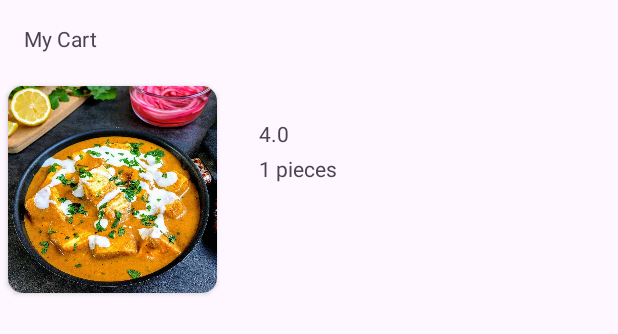
After one commit to Rachil23/FoodEase, an Android app: the layout activity_cart.xml on its own in the app's theme, with its tools: preview values and no code run, on a phone screen of 412 x 824 dp. The commit adds this screen. Shown: the top 334 px of the screen. Run offline under Robolectric (Android 15) with nearby library versions, the phone set to English and light mode, and no system bars.

Commit message:
Cart update

```diff
--- a/app/src/main/AndroidManifest.xml
+++ b/app/src/main/AndroidManifest.xml
@@ -12,6 +12,9 @@
         android:supportsRtl="true"
         android:theme="@style/Theme.FOODEASEAPP"
         tools:targetApi="31">
+        <activity
+            android:name=".Cart"
+            android:exported="false" />
         <activity
             android:name=".MainActivity8"
             android:exported="false" />
--- /dev/null
+++ b/app/src/main/res/layout/activity_cart.xml
@@ -0,0 +1,114 @@
+<?xml version="1.0" encoding="utf-8"?>
+<RelativeLayout xmlns:android="http://schemas.android.com/apk/res/android"
+    xmlns:tools="http://schemas.android.com/tools"
+    android:layout_width="match_parent"
+    xmlns:app="http://schemas.android.com/apk/res-auto"
+    android:layout_height="match_parent"
+    tools:context=".fragments.CartFragment">
+
+    <TextView
+        android:id="@+id/text"
+
+        android:layout_width="wrap_content"
+        android:layout_height="wrap_content"
+        android:layout_marginStart="16dp"
+        android:layout_marginTop="16dp"
+        android:layout_marginEnd="16dp"
+        android:layout_marginBottom="16dp"
+        android:text="My Cart" />
+
+    <RelativeLayout
+        android:id="@+id/layout"
+        android:layout_width="match_parent"
+        android:layout_height="150dp"
+        android:layout_below="@id/text"
+        android:visibility="visible">
+
+        <androidx.cardview.widget.CardView
+            android:id="@+id/cardView"
+            android:layout_width="150dp"
+            android:layout_height="150dp"
+            android:theme="@style/CardView.Light"
+            app:cardCornerRadius="10dp"
+            app:cardUseCompatPadding="true">
+
+            <RelativeLayout
+                android:layout_width="match_parent"
+                android:layout_height="match_parent">
+
+
+                <ImageView
+                    android:id="@+id/image"
+                    android:layout_width="180dp"
+                    android:layout_height="match_parent"
+                    android:scaleType="fitXY"
+                    android:src="@drawable/paneer" />
+            </RelativeLayout>
+        </androidx.cardview.widget.CardView>
+
+        <LinearLayout
+            android:layout_width="wrap_content"
+            android:layout_height="wrap_content"
+            android:layout_marginStart="17dp"
+            android:layout_marginTop="5dp"
+            android:layout_toEndOf="@id/cardView"
+            android:orientation="vertical">
+
+            <TextView
+                android:id="@+id/foodName"
+                android:layout_width="wrap_content"
+                android:layout_height="wrap_content"
+                android:layout_marginStart="5dp"
+                android:layout_marginBottom="4dp"
+                android:maxLines="1"
+                android:text=" "
+                android:textSize="20px" />
+
+            <RelativeLayout
+                android:layout_width="wrap_content"
+                android:layout_height="wrap_content"
+                android:layout_marginStart="5dp"
+                android:layout_marginBottom="4dp">
+
+                <TextView
+                    android:id="@+id/num"
+                    android:layout_width="wrap_content"
+                    android:layout_height="wrap_content"
+                    android:maxLines="1"
+                    android:text="4.0 " />
+
+            </RelativeLayout>
+
+            <RelativeLayout
+                android:layout_width="wrap_content"
+                android:layout_height="wrap_content"
+                android:layout_marginBottom="4dp">
+
+                <TextView
+                    android:id="@+id/pieces"
+                    android:layout_width="wrap_content"
+                    android:layout_height="wrap_content"
+                    android:layout_marginStart="5dp"
+                    android:maxLines="1"
+                    android:text="1 pieces" />
+
+                <TextView
+                    android:id="@+id/total"
+                    android:layout_width="wrap_content"
+                    android:layout_height="wrap_content"
+                    android:layout_below="@id/pieces"
+                    android:layout_marginStart="5dp"
+                    android:maxLines="1"
+                    android:text=" " />
+            </RelativeLayout>
+        </LinearLayout>
+    </RelativeLayout>
+    <Button
+        android:visibility="gone"
+        android:layout_margin="@dimen/activity_horizontal_margin"
+        android:id="@+id/button3"
+        android:layout_width="match_parent"
+        android:layout_height="wrap_content"
+        android:layout_alignParentBottom="true"
+        android:text="proceed to checkout" />
+</RelativeLayout>
--- /dev/null
+++ b/app/src/main/res/values/dimens.xml
@@ -0,0 +1,4 @@
+<?xml version="1.0" encoding="utf-8"?>
+<resources>
+    <dimen name="activity_horizontal_margin" />
+</resources>
```
Also changed, not shown: app/src/main/java/com/example/foodeaseapp/Cart.java (added, +170 -0 lines), app/src/main/java/com/example/foodeaseapp/MainActivity8.java (+32 -0 lines), app/src/main/res/layout/activity_main3.xml (+8 -6 lines).
